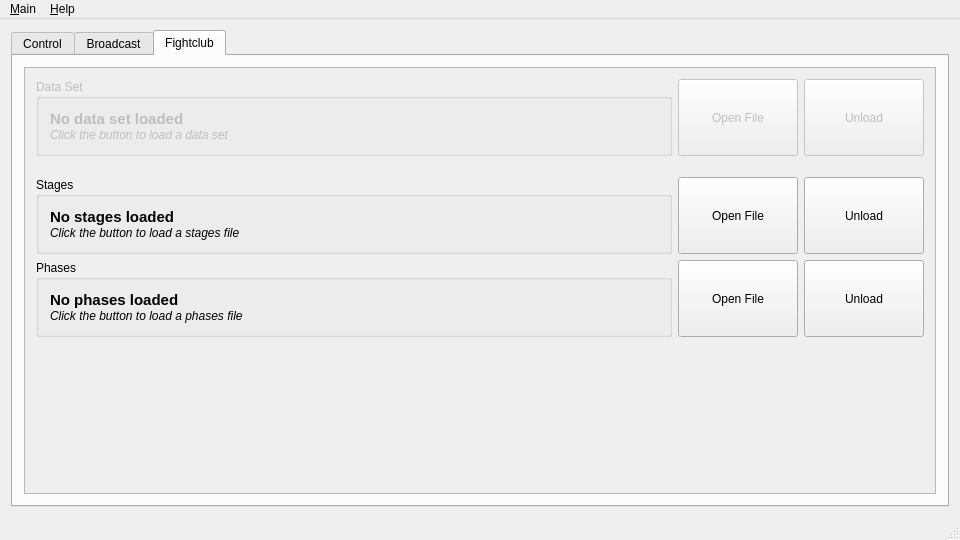
Before: the Qt Designer form client/fightclubclient.ui in SFr682k/fightclub, drawn with Qt 5.
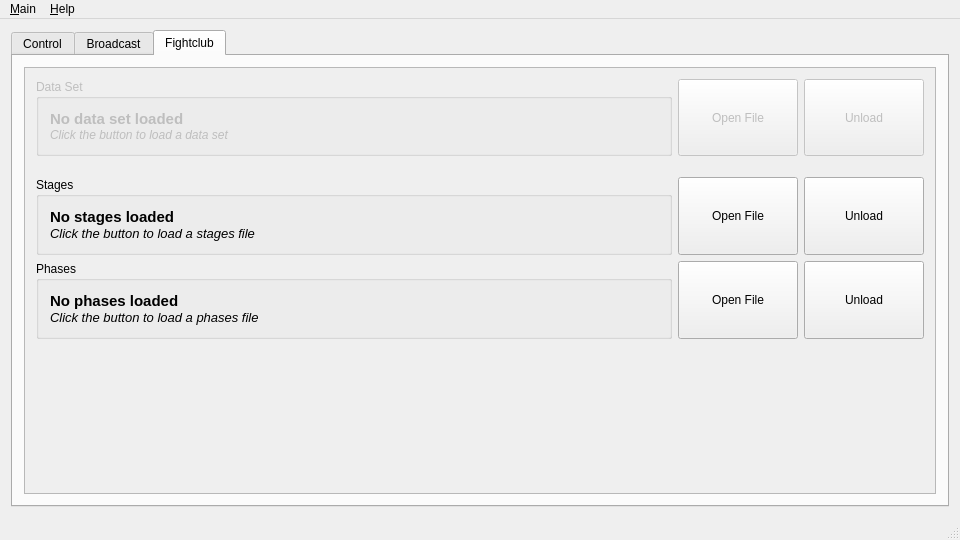
After: the same form once the commit is applied. The open tabs and pages were chosen to show the change. Icons and pictures are not drawn.

Commit message: Minor M$ Windows Design Fixes

```diff
--- a/client/fightclubclient.ui
+++ b/client/fightclubclient.ui
@@ -1466,6 +1466,7 @@
                 <widget class="QLabel" name="phasesFileDescr">
                  <property name="font">
                   <font>
+                   <pointsize>10</pointsize>
                    <italic>true</italic>
                   </font>
                  </property>
@@ -1557,6 +1558,7 @@
                 <widget class="QLabel" name="stagesFileDescr">
                  <property name="font">
                   <font>
+                   <pointsize>10</pointsize>
                    <italic>true</italic>
                   </font>
                  </property>
```
The commit also changes 1 other file.
